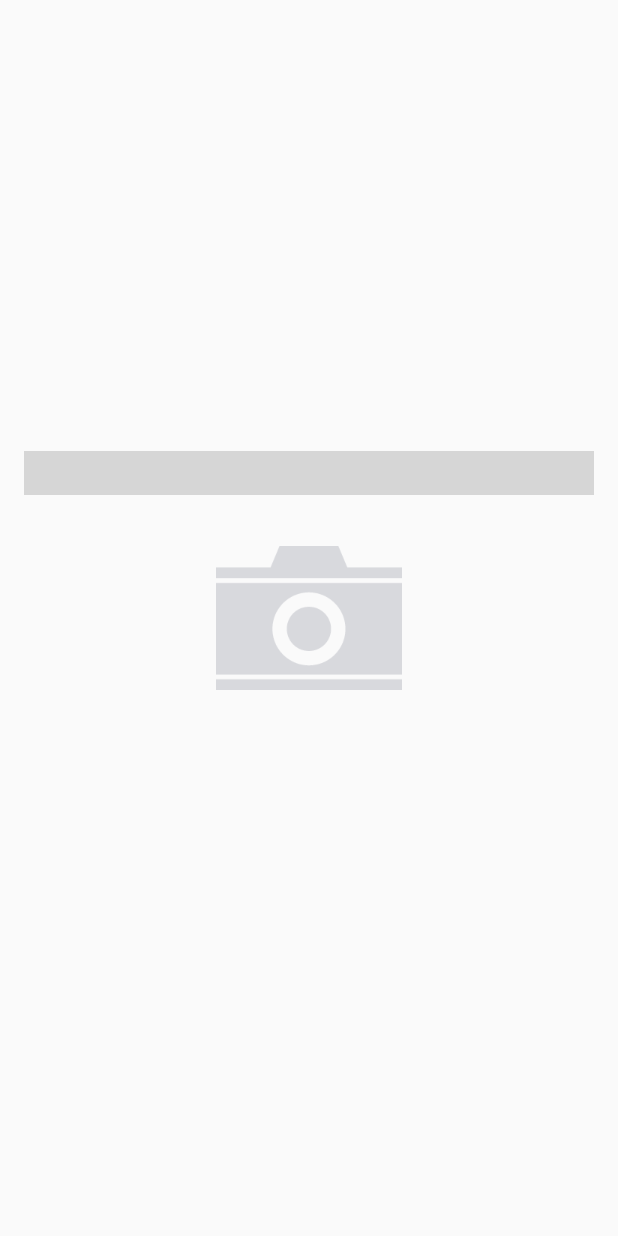
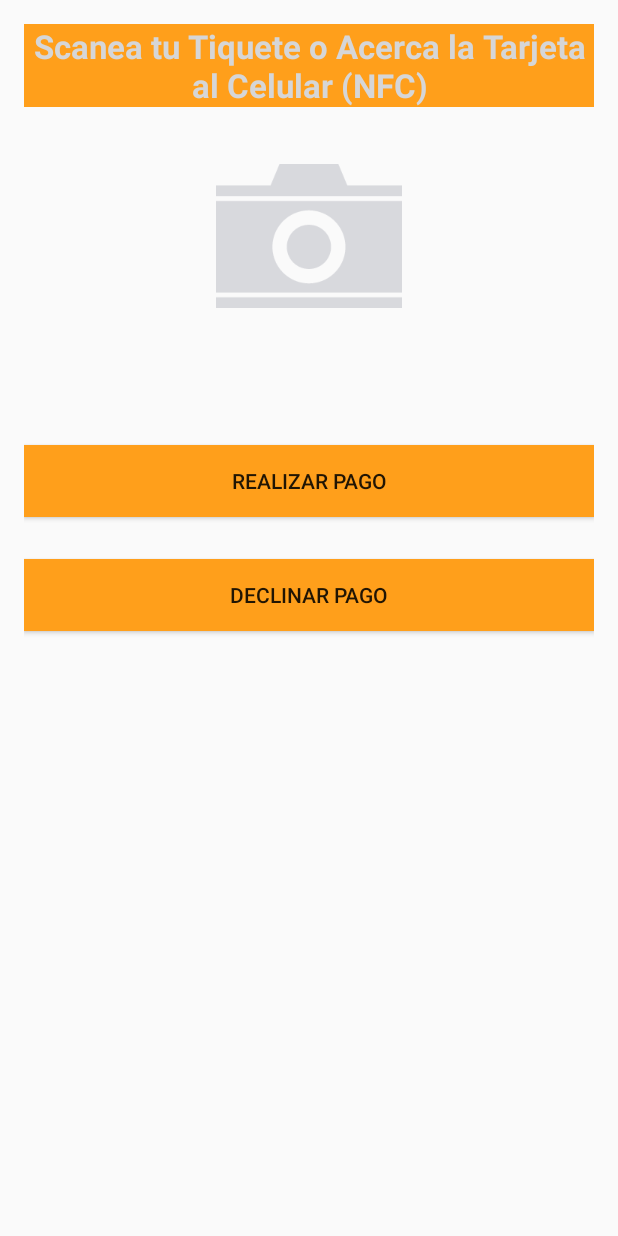
Before and after one commit to soaconsulting/FastParking, an Android app: the layout content_payment.xml on its own in the app's theme, with its tools: preview values and no code run, on a phone screen of 412 x 824 dp. Run offline under Robolectric (Android 15) with nearby library versions, the phone set to English and light mode, and no system bars; grey boxes are pictures that could not be loaded.

Commit message:
Se adicionan botones de pago y declinar pago.

```diff
--- a/app/src/main/java/com/soaconsultingonline/fastparking/activity/MapsActivity.java
+++ b/app/src/main/java/com/soaconsultingonline/fastparking/activity/MapsActivity.java
@@ -1,6 +1,8 @@
 package com.soaconsultingonline.fastparking.activity;
 
 import android.Manifest;
+import android.app.AlertDialog;
+import android.content.DialogInterface;
 import android.content.pm.PackageManager;
 import android.location.Location;
 import android.os.Build;
@@ -41,11 +43,22 @@ public class MapsActivity extends FragmentActivity implements OnMapReadyCallback
     Marker mCurrLocationMarker;
     LocationRequest mLocationRequest;
     List<ParqueaderoVO> parqueaderos = null;
+    private AlertDialog alertDialog;
 
     @Override
     protected void onCreate(Bundle savedInstanceState) {
         super.onCreate(savedInstanceState);
         setContentView(R.layout.activity_maps);
+
+        alertDialog = new AlertDialog.Builder(MapsActivity.this).create();
+        alertDialog.setTitle("Mensaje");
+        alertDialog.setMessage("No se pudo cargar los Marcadores.");
+        alertDialog.setButton(AlertDialog.BUTTON_NEUTRAL, "OK",
+                new DialogInterface.OnClickListener() {
+                    public void onClick(DialogInterface dialog, int which) {
+                        dialog.dismiss();
+                    }
+                });
 
         ConsultaParqueaderosService service = new ConsultaParqueaderosService(MapsActivity.this) {
             @Override
@@ -57,6 +70,8 @@ public class MapsActivity extends FragmentActivity implements OnMapReadyCallback
                         if (p.getActivo() != null && p.getActivo().equalsIgnoreCase("S"))
                             mMap.addMarker(new MarkerOptions().position(new LatLng(p.getLatitud().doubleValue(), p.getLongitud().doubleValue())).title(p.getNombre() + ": " + p.getDireccion()));
                     }
+                } else {
+                    alertDialog.show();
                 }
             }
         };
--- a/app/src/main/res/layout/content_payment.xml
+++ b/app/src/main/res/layout/content_payment.xml
@@ -16,33 +16,51 @@
         android:layout_width="wrap_content"
         android:layout_height="wrap_content"
         android:id="@+id/scanButton"
-        android:layout_centerVertical="true"
+        android:background="@drawable/camera_xhdpi"
+        android:layout_below="@+id/scanTextView"
         android:layout_centerHorizontal="true"
-        android:background="@drawable/camera_xhdpi" />
+        android:layout_marginTop="38dp" />
 
     <TextView
         android:layout_width="wrap_content"
         android:layout_height="wrap_content"
         android:textAppearance="?android:attr/textAppearanceLarge"
-        android:text="Scanea tu Tiquete"
+        android:text="Scanea tu Tiquete o Acerca la Tarjeta al Celular (NFC)"
         android:id="@+id/scanTextView"
-        android:layout_above="@+id/scanButton"
-        android:layout_marginBottom="34dp"
-        android:layout_alignParentEnd="true"
-        android:layout_alignParentStart="true"
         android:gravity="center"
         android:textColor="@color/abc_input_method_navigation_guard"
         android:textStyle="bold"
-        android:background="@color/zxing_possible_result_points" />
+        android:background="@color/colorPrimary"
+        android:layout_alignParentTop="true"
+        android:layout_alignParentStart="true" />
 
     <TextView
-        android:layout_width="wrap_content"
+        android:layout_width="fill_parent"
         android:layout_height="wrap_content"
         android:textAppearance="?android:attr/textAppearanceLarge"
         android:id="@+id/barCodeTextView"
+        android:layout_marginTop="32dp"
+        android:gravity="center"
         android:layout_below="@+id/scanButton"
-        android:layout_marginTop="43dp"
-        android:layout_alignParentEnd="true"
+        android:layout_alignParentEnd="true" />
+
+    <Button
+        android:layout_width="fill_parent"
+        android:layout_height="wrap_content"
+        android:text="Realizar Pago"
+        android:id="@+id/pagarButton"
+        android:background="@color/colorPrimary"
+        android:layout_below="@+id/barCodeTextView"
         android:layout_alignParentStart="true"
-        android:gravity="center" />
+        android:layout_marginTop="30dp" />
+
+    <Button
+        android:layout_width="fill_parent"
+        android:layout_height="wrap_content"
+        android:text="Declinar Pago"
+        android:id="@+id/declinarButton"
+        android:background="@color/colorPrimary"
+        android:layout_marginTop="28dp"
+        android:layout_below="@+id/pagarButton"
+        android:layout_alignParentEnd="true" />
 </RelativeLayout>
```
